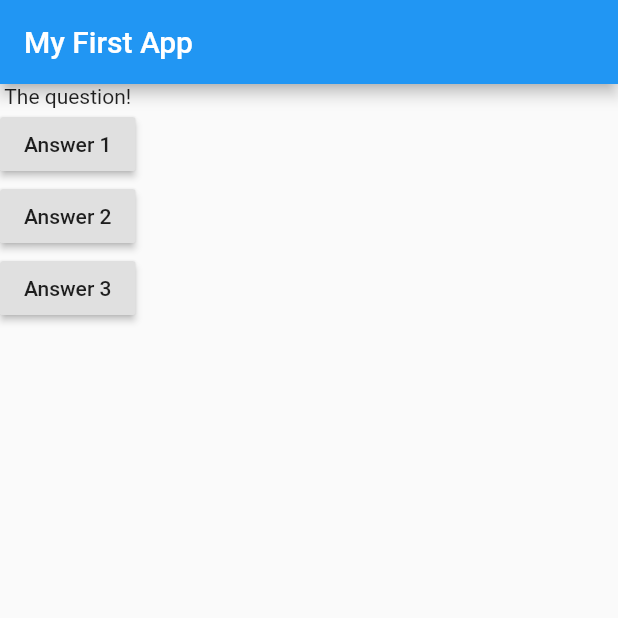
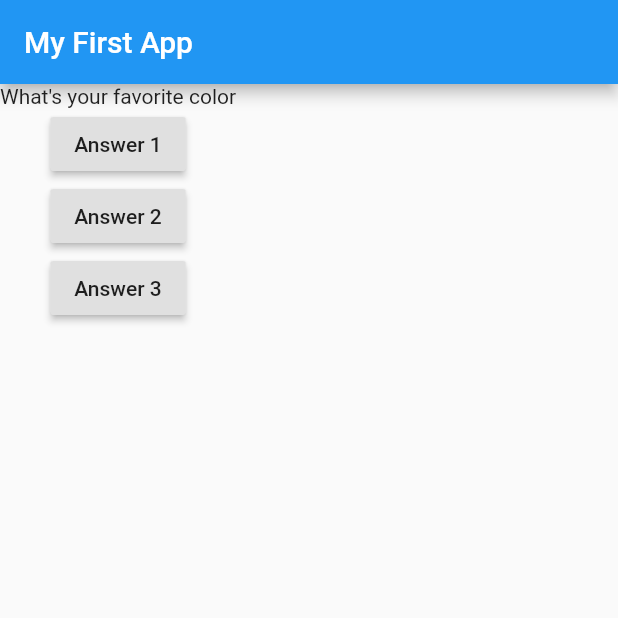
Before and after one commit to OneNetix/Flutter-Quiz, a Flutter app: the screen it shows after launch, after a tap on "Answer 1", on a phone screen of 412 x 824 dp, the top half of it. Run offline on Flutter 3.47's test engine with Material 2 defaults, Android fonts, the phone set to English and light mode, and no system bars.

Commit message:
Updating Widget Data (Or: Using StatelessWidget Incorrectly)

```diff
--- a/flutter_complete_guide/lib/main.dart
+++ b/flutter_complete_guide/lib/main.dart
@@ -5,8 +5,11 @@ void main() {
 }
 
 class MyApp extends StatelessWidget {
+  var questionIndex = 0;
+
   void answerQuestion() {
-    print ('Answer Chosen');
+    questionIndex = questionIndex + 1;
+    print (questionIndex);
   }
 
   @override
@@ -22,7 +25,7 @@ class MyApp extends StatelessWidget {
         ),
         body: Column(
           children: [
-            Text('The question!'),
+            Text(questions[questionIndex]),
             RaisedButton(
               child: Text('Answer 1'),
               onPressed: answerQuestion,
```
Also changed, not shown: 5 other files.
